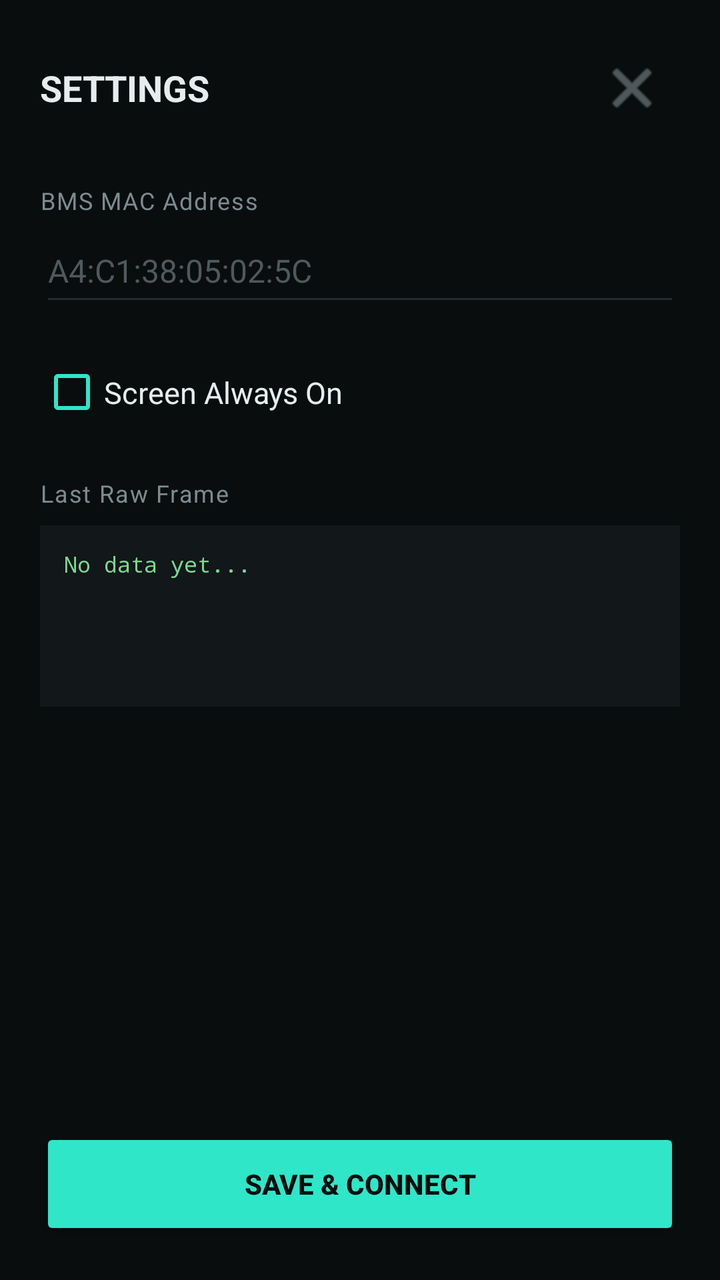
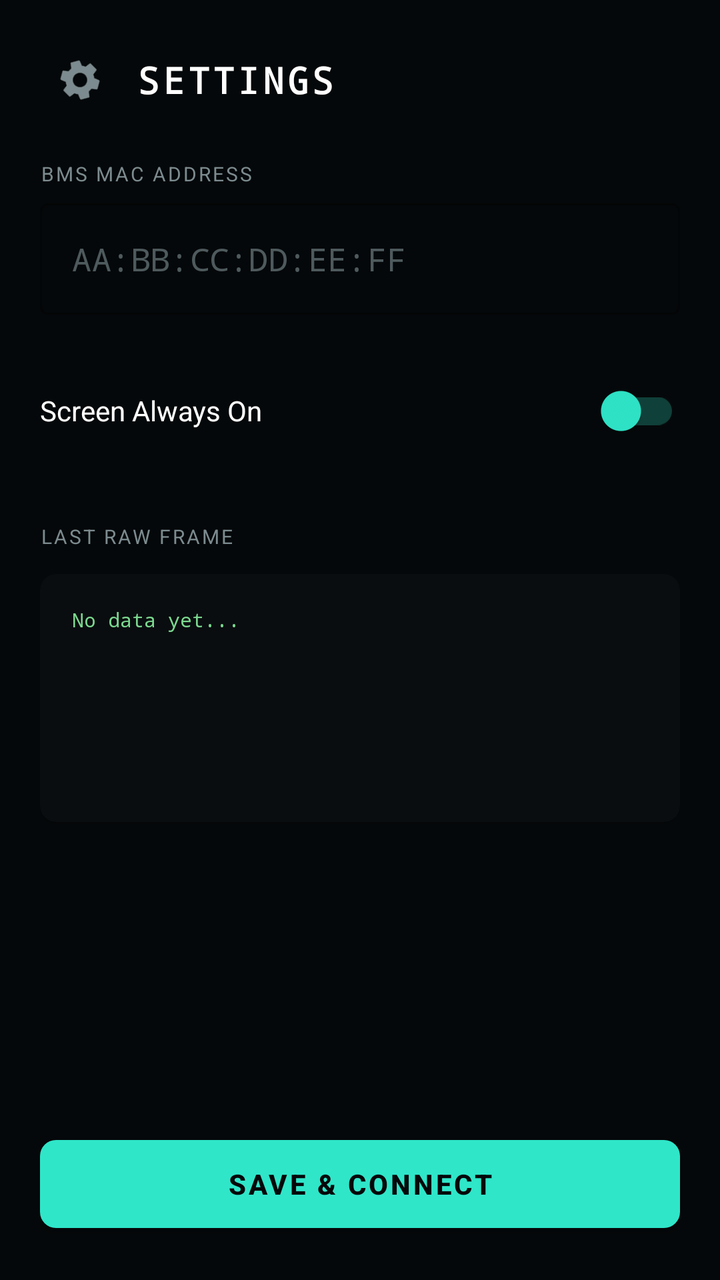

Compare the two renders of this Android layout. The source of the first and the diff that turns it into the second are given below.
<!-- AndroidManifest.xml: application theme Theme.AppCompat.DayNight.NoActionBar -->
<!-- res/layout/dialog_settings.xml -->
<?xml version="1.0" encoding="utf-8"?>
<LinearLayout xmlns:android="http://schemas.android.com/apk/res/android"
    xmlns:app="http://schemas.android.com/apk/res-auto"
    android:layout_width="match_parent"
    android:layout_height="match_parent"
    android:orientation="vertical"
    android:background="#0A0D0E"
    android:padding="20dp">

    <RelativeLayout
        android:layout_width="match_parent"
        android:layout_height="wrap_content"
        android:layout_marginBottom="24dp">

        <TextView
            android:layout_width="wrap_content"
            android:layout_height="wrap_content"
            android:text="@string/settings"
            android:textColor="#E7EDEE"
            android:textSize="18sp"
            android:textStyle="bold"
            android:layout_centerVertical="true" />

        <ImageButton
            android:id="@+id/btnClose"
            android:layout_width="48dp"
            android:layout_height="48dp"
            android:layout_alignParentEnd="true"
            android:background="?attr/selectableItemBackgroundBorderless"
            android:src="@android:drawable/ic_menu_close_clear_cancel"
            android:contentDescription="@string/close"
            app:tint="#7C8B8F" />
    </RelativeLayout>

    <ScrollView
        android:layout_width="match_parent"
        android:layout_height="0dp"
        android:layout_weight="1">

        <LinearLayout
            android:layout_width="match_parent"
            android:layout_height="wrap_content"
            android:orientation="vertical">

            <TextView
                android:layout_width="wrap_content"
                android:layout_height="wrap_content"
                android:text="@string/bms_mac_address"
                android:textColor="#7C8B8F"
                android:textSize="12sp"
                android:letterSpacing="0.05" />

            <EditText
                android:id="@+id/macInput"
                android:layout_width="match_parent"
                android:layout_height="wrap_content"
                android:hint="A4:C1:38:05:02:5C"
                android:textColor="#E7EDEE"
                android:textColorHint="#4E5A5D"
                android:textSize="16sp"
                android:singleLine="true"
                android:inputType="textCapCharacters"
                android:backgroundTint="#232C2F"
                android:layout_marginTop="4dp"
                android:paddingVertical="12dp" />

            <CheckBox
                android:id="@+id/cbAlwaysOn"
                android:layout_width="match_parent"
                android:layout_height="wrap_content"
                android:text="@string/screen_always_on"
                android:textColor="#E7EDEE"
                android:textSize="15sp"
                android:layout_marginTop="20dp"
                android:buttonTint="#2FE6C9"
                android:paddingVertical="8dp" />

            <TextView
                android:layout_width="wrap_content"
                android:layout_height="wrap_content"
                android:text="@string/last_raw_frame"
                android:textColor="#7C8B8F"
                android:textSize="12sp"
                android:layout_marginTop="24dp"
                android:letterSpacing="0.05" />

            <TextView
                android:id="@+id/tvRawData"
                android:layout_width="match_parent"
                android:layout_height="wrap_content"
                android:background="#12171A"
                android:padding="12dp"
                android:text="@string/no_data_yet"
                android:textColor="#7BD88F"
                android:fontFamily="monospace"
                android:textSize="11sp"
                android:layout_marginTop="8dp"
                android:minLines="5" />
        </LinearLayout>
    </ScrollView>

    <Button
        android:id="@+id/btnSave"
        android:layout_width="match_parent"
        android:layout_height="56dp"
        android:text="@string/save_connect"
        android:layout_marginTop="20dp"
        android:backgroundTint="#2FE6C9"
        android:textColor="#0A0D0E"
        android:textStyle="bold" />

</LinearLayout>
<!-- resources referenced by this layout -->
<resources>
  <string name="bms_mac_address">BMS MAC Address</string>
  <string name="close">Close</string>
  <string name="last_raw_frame">Last Raw Frame</string>
  <string name="no_data_yet">No data yet...</string>
  <string name="save_connect">SAVE &amp; CONNECT</string>
  <string name="screen_always_on">Screen Always On</string>
  <string name="settings">SETTINGS</string>
</resources>

<!-- the commit's change to res/layout/dialog_settings.xml (unified diff, before → after) -->
@@ -3,110 +3,145 @@
     xmlns:app="http://schemas.android.com/apk/res-auto"
     android:layout_width="match_parent"
     android:layout_height="match_parent"
+    android:background="@color/bg"
     android:orientation="vertical"
-    android:background="#0A0D0E"
     android:padding="20dp">
 
-    <RelativeLayout
+    
+    <LinearLayout
         android:layout_width="match_parent"
         android:layout_height="wrap_content"
-        android:layout_marginBottom="24dp">
-
-        <TextView
-            android:layout_width="wrap_content"
-            android:layout_height="wrap_content"
-            android:text="@string/settings"
-            android:textColor="#E7EDEE"
-            android:textSize="18sp"
-            android:textStyle="bold"
-            android:layout_centerVertical="true" />
+        android:gravity="center_vertical"
+        android:orientation="horizontal">
 
         <ImageButton
             android:id="@+id/btnClose"
-            android:layout_width="48dp"
-            android:layout_height="48dp"
-            android:layout_alignParentEnd="true"
+            android:layout_width="40dp"
+            android:layout_height="40dp"
             android:background="?attr/selectableItemBackgroundBorderless"
-            android:src="@android:drawable/ic_menu_close_clear_cancel"
-            android:contentDescription="@string/close"
-            app:tint="#7C8B8F" />
-    </RelativeLayout>
+            android:src="@drawable/ic_settings"
+            android:rotation="45"
+            app:tint="@color/muted"
+            android:contentDescription="@string/close" />
 
+        <TextView
+            android:id="@+id/tvTitle"
+            android:layout_width="0dp"
+            android:layout_height="wrap_content"
+            android:layout_weight="1"
+            android:layout_marginStart="8dp"
+            android:fontFamily="monospace"
+            android:text="@string/settings"
+            android:textColor="@color/white"
+            android:textSize="18sp"
+            android:textStyle="bold"
+            android:letterSpacing="0.1" />
+    </LinearLayout>
+
+    
     <ScrollView
+        android:id="@+id/scrollSettings"
         android:layout_width="match_parent"
         android:layout_height="0dp"
-        android:layout_weight="1">
+        android:layout_weight="1"
+        android:layout_marginTop="20dp"
+        android:fillViewport="true">
 
         <LinearLayout
             android:layout_width="match_parent"
             android:layout_height="wrap_content"
-            android:orientation="vertical">
+            android:orientation="vertical"
+            android:paddingBottom="20dp">
 
+            
             <TextView
                 android:layout_width="wrap_content"
                 android:layout_height="wrap_content"
                 android:text="@string/bms_mac_address"
-                android:textColor="#7C8B8F"
-                android:textSize="12sp"
-                android:letterSpacing="0.05" />
+                android:textColor="@color/muted"
+                android:textSize="10sp"
+                android:letterSpacing="0.1"
+                android:textAllCaps="true" />
 
-            <EditText
-                android:id="@+id/macInput"
+            <com.google.android.material.textfield.TextInputLayout
+                style="@style/Widget.MaterialComponents.TextInputLayout.OutlinedBox"
                 android:layout_width="match_parent"
                 android:layout_height="wrap_content"
-                android:hint="A4:C1:38:05:02:5C"
-                android:textColor="#E7EDEE"
-                android:textColorHint="#4E5A5D"
-                android:textSize="16sp"
-                android:singleLine="true"
-                android:inputType="textCapCharacters"
-                android:backgroundTint="#232C2F"
-                android:layout_marginTop="4dp"
-                android:paddingVertical="12dp" />
+                android:layout_marginTop="8dp"
+                app:boxStrokeColor="@color/cyan"
+                app:boxStrokeWidth="1dp"
+                app:hintEnabled="false">
 
-            <CheckBox
+                <com.google.android.material.textfield.TextInputEditText
+                    android:id="@+id/macInput"
+                    android:layout_width="match_parent"
+                    android:layout_height="wrap_content"
+                    android:fontFamily="monospace"
+                    android:hint="AA:BB:CC:DD:EE:FF"
+                    android:inputType="textCapCharacters"
+                    android:textColor="@color/white"
+                    android:textColorHint="@color/muted_2"
+                    android:textSize="16sp" />
+            </com.google.android.material.textfield.TextInputLayout>
+
+            
+            <com.google.android.material.switchmaterial.SwitchMaterial
                 android:id="@+id/cbAlwaysOn"
                 android:layout_width="match_parent"
                 android:layout_height="wrap_content"
+                android:layout_marginTop="24dp"
                 android:text="@string/screen_always_on"
-                android:textColor="#E7EDEE"
-                android:textSize="15sp"
-                android:layout_marginTop="20dp"
-                android:buttonTint="#2FE6C9"
-                android:paddingVertical="8dp" />
+                android:textColor="@color/white"
+                android:textSize="14sp"
+                app:thumbTint="@color/cyan"
+                app:trackTint="@color/cyan_glow" />
 
+            
             <TextView
                 android:layout_width="wrap_content"
                 android:layout_height="wrap_content"
                 android:text="@string/last_raw_frame"
-                android:textColor="#7C8B8F"
-                android:textSize="12sp"
-                android:layout_marginTop="24dp"
-                android:letterSpacing="0.05" />
+                android:textColor="@color/muted"
+                android:textSize="10sp"
+                android:layout_marginTop="32dp"
+                android:letterSpacing="0.1"
+                android:textAllCaps="true" />
 
-            <TextView
-                android:id="@+id/tvRawData"
+            <com.google.android.material.card.MaterialCardView
                 android:layout_width="match_parent"
                 android:layout_height="wrap_content"
-                android:background="#12171A"
-                android:padding="12dp"
-                android:text="@string/no_data_yet"
-                android:textColor="#7BD88F"
-                android:fontFamily="monospace"
-                android:textSize="11sp"
-                android:layout_marginTop="8dp"
-                android:minLines="5" />
+                android:layout_marginTop="12dp"
+                app:cardBackgroundColor="@color/panel"
+                app:cardCornerRadius="8dp"
+                app:strokeWidth="0dp">
+
+                <TextView
+                    android:id="@+id/tvRawData"
+                    android:layout_width="match_parent"
+                    android:layout_height="wrap_content"
+                    android:padding="16dp"
+                    android:text="@string/no_data_yet"
+                    android:textColor="@color/green"
+                    android:fontFamily="monospace"
+                    android:textSize="10sp"
+                    android:minLines="6"
+                    android:lineSpacingExtra="4dp" />
+            </com.google.android.material.card.MaterialCardView>
+
         </LinearLayout>
     </ScrollView>
 
-    <Button
+    
+    <com.google.android.material.button.MaterialButton
         android:id="@+id/btnSave"
         android:layout_width="match_parent"
         android:layout_height="56dp"
+        android:layout_marginTop="8dp"
         android:text="@string/save_connect"
-        android:layout_marginTop="20dp"
-        android:backgroundTint="#2FE6C9"
-        android:textColor="#0A0D0E"
-        android:textStyle="bold" />
+        android:textColor="@color/bg"
+        android:textSize="14sp"
+        android:textStyle="bold"
+        app:backgroundTint="@color/cyan"
+        app:cornerRadius="8dp" />
 
 </LinearLayout>
<!-- resource entries referenced after the edit -->
@@ -1,5 +1,24 @@
 <!-- resources referenced by this layout -->
 <resources>
+  <color name="bg">#05080A</color>
+  <color name="cyan">#2FE6C9</color>
+  <color name="cyan_glow">#402FE6C9</color>
+  <color name="green">#7BD88F</color>
+  <color name="muted">#7C8B8F</color>
+  <color name="muted_2">#4E5A5D</color>
+  <color name="panel">#0A0D0F</color>
+  <color name="white">#FFFFFFFF</color>
+  <!-- drawable ic_settings (drawable) -->
+  <vector xmlns:android="http://schemas.android.com/apk/res/android"
+      android:width="24dp"
+      android:height="24dp"
+      android:viewportWidth="24"
+      android:viewportHeight="24"
+      android:tint="?attr/colorControlNormal">
+    <path
+        android:fillColor="@android:color/white"
+        android:pathData="M19.14,12.94c0.04,-0.3 0.06,-0.61 0.06,-0.94c0,-0.32 -0.02,-0.64 -0.07,-0.94l2.03,-1.58c0.18,-0.14 0.23,-0.41 0.12,-0.61l-1.92,-3.32c-0.12,-0.22 -0.37,-0.29 -0.59,-0.22l-2.39,0.96c-0.5,-0.38 -1.03,-0.7 -1.62,-0.94L14.4,2.81c-0.04,-0.24 -0.24,-0.41 -0.48,-0.41h-3.84c-0.24,0 -0.43,0.17 -0.47,0.41L9.25,5.35C8.66,5.59 8.12,5.92 7.63,6.29L5.24,5.33c-0.22,-0.08 -0.47,0 -0.59,0.22L2.74,8.87c-0.12,0.21 -0.08,0.47 0.12,0.61l2.03,1.58C4.84,11.36 4.81,11.69 4.81,12s0.02,0.64 0.07,0.94l-2.03,1.58c-0.18,0.14 -0.23,0.41 -0.12,0.61l1.92,3.32c0.12,0.22 0.37,0.29 0.59,0.22l2.39,-0.96c0.5,0.38 1.03,0.7 1.62,0.94l0.36,2.54c0.05,0.24 0.24,0.41 0.48,0.41h3.84c0.24,0 0.44,-0.17 0.47,-0.41l0.36,-2.54c0.59,-0.24 1.13,-0.56 1.62,-0.94l2.39,0.96c0.22,0.08 0.47,0 0.59,-0.22l1.92,-3.32c0.12,-0.22 0.07,-0.47 -0.12,-0.61L19.14,12.94zM12,15.6c-1.98,0 -3.6,-1.62 -3.6,-3.6s1.62,-3.6 3.6,-3.6s3.6,1.62 3.6,3.6S13.98,15.6 12,15.6z"/>
+  </vector>
   <string name="bms_mac_address">BMS MAC Address</string>
   <string name="close">Close</string>
   <string name="last_raw_frame">Last Raw Frame</string>
@@ -7,5 +26,19 @@
   <string name="save_connect">SAVE &amp; CONNECT</string>
   <string name="screen_always_on">Screen Always On</string>
   <string name="settings">SETTINGS</string>
+  <style name="Theme.SBMSBridge" parent="Theme.MaterialComponents.DayNight.NoActionBar">
+          
+          <item name="colorPrimary">@color/cyan</item>
+          <item name="colorPrimaryVariant">@color/cyan</item>
+          <item name="colorOnPrimary">@color/bg</item>
+          
+          <item name="colorSecondary">@color/amber</item>
+          <item name="colorSecondaryVariant">@color/amber</item>
+          <item name="colorOnSecondary">@color/bg</item>
+          
+          <item name="android:statusBarColor">@color/bg</item>
+          
+      </style>
+  <color name="amber">#FFB454</color>
 </resources>
 
